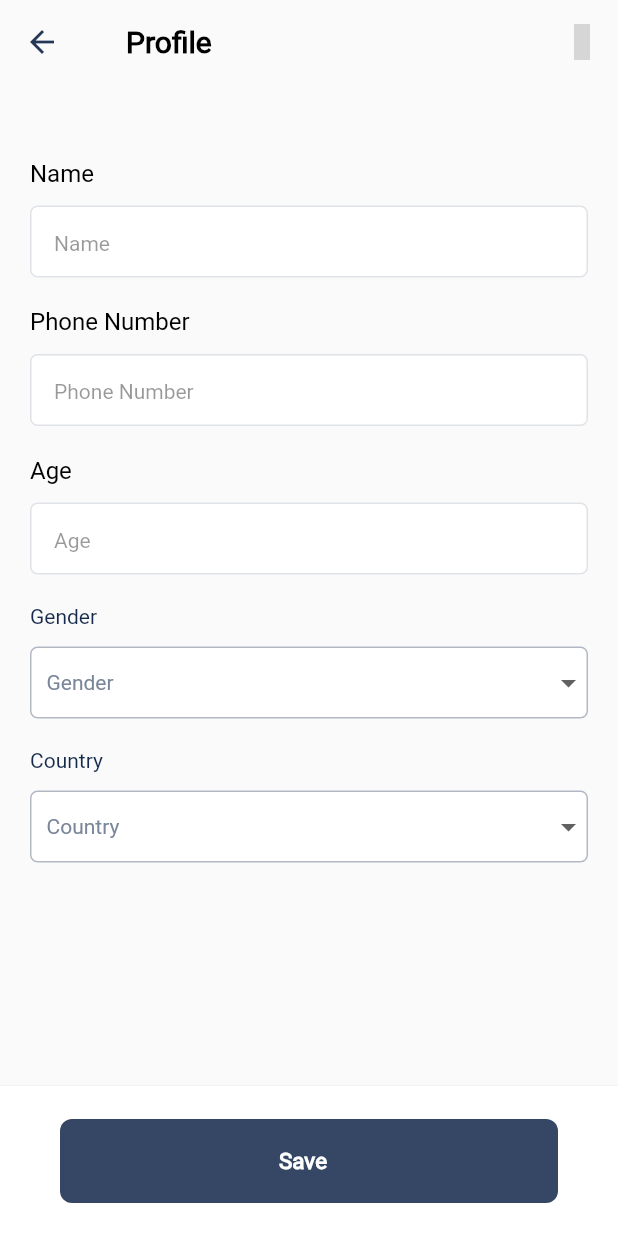
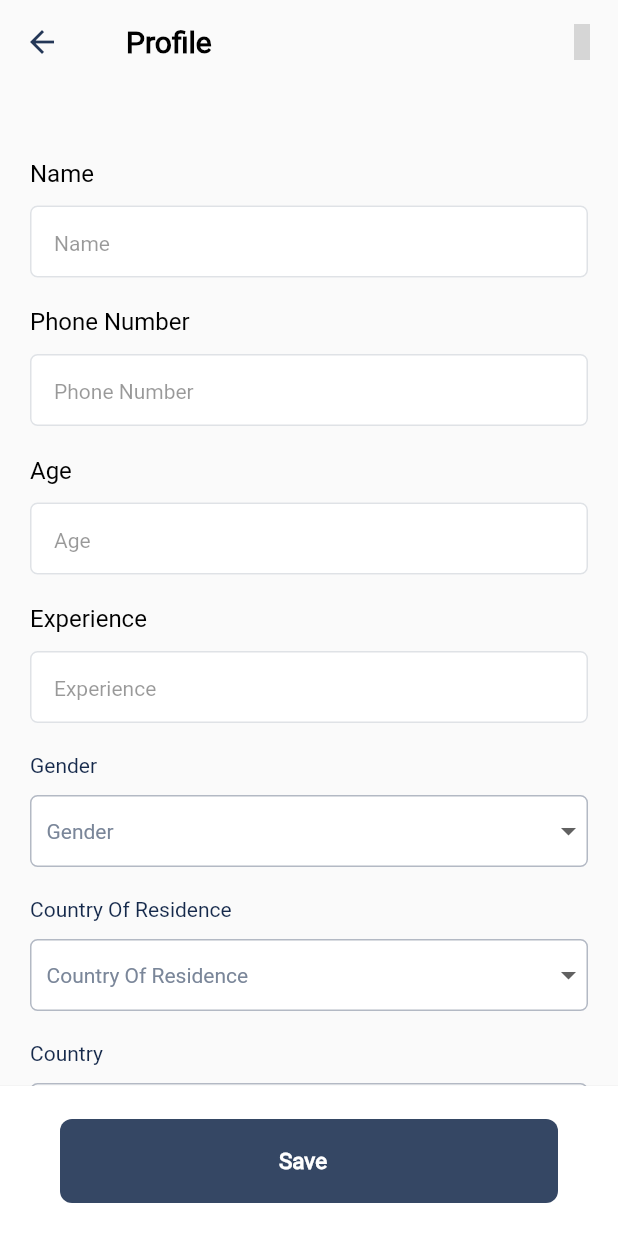
Before and after one commit to samaaahmedd/graduation_projectnew, a Flutter app: the ProfilePage screen opened directly with empty values, after a tap on an icon or button, on a phone screen of 412 x 824 dp. Run offline on Flutter 3.47's test engine with Material 2 defaults, Android fonts, the phone set to English and light mode, and no system bars; drawn by our look-alikes of dropdown_button2; our stand-ins replace carousel_slider, cloud_firestore, equatable, firebase_auth, firebase_core, firebase_storage and 5 more; accounts and stored records are empty; network calls fail; grey boxes are pictures that could not be loaded.

Commit message:
update profile

```diff
--- a/lib/app.dart
+++ b/lib/app.dart
@@ -1,6 +1,5 @@
 import 'package:flutter/material.dart';
 import 'package:flutter/services.dart';
-import 'package:with_you_app/ui/authentication/complete_register_page.dart';
 
 import 'ui/splash/splash_page.dart';
 
@@ -16,7 +15,6 @@ class TheApp extends StatelessWidget {
     return MaterialApp(
         theme: ThemeData(fontFamily: "Roboto"),
         debugShowCheckedModeBanner: false,
-        home: const CompleteRegisterPage(
-            email: 'email', name: 'name', password: 'password'));
+        home: const SplashPage());
   }
 }
--- a/lib/common/material/languages_drop_down.dart
+++ b/lib/common/material/languages_drop_down.dart
@@ -5,7 +5,16 @@ import 'package:with_you_app/common/material/text_styles.dart';
 import 'app_colors.dart';
 
 class LanguagesDropDown extends StatefulWidget {
-  const LanguagesDropDown({Key? key, required this.onchange}) : super(key: key);
+  final List<String> initialValues;
+  final bool isEnabled;
+  final String? label;
+  const LanguagesDropDown(
+      {Key? key,
+      required this.onchange,
+      required this.initialValues,
+      this.isEnabled = true,
+      this.label})
+      : super(key: key);
   final void Function(List<String>) onchange;
 
   @override
@@ -23,11 +32,50 @@ class _LanguagesDropDownState extends State<LanguagesDropDown> {
   ];
   List<String> selectedItems = [];
 
+  @override
+  void initState() {
+    selectedItems = widget.initialValues;
+    setState(() {});
+    super.initState();
+  }
+
   int progressIndex = 0;
 
   @override
   Widget build(BuildContext context) {
-    return Padding(
+    return Column(
+      crossAxisAlignment: CrossAxisAlignment.start,
+      children: [
+        Visibility(
+            visible: widget.label != null,
+            replacement: const SizedBox(),
+            child: Column(
+              children: [
+                Text(
+                  widget.label ?? "",
+                  style: TextStyles.medium(
+                    color: AppColors.neutral_800,
+                  ),
+                ),
+                const SizedBox(
+                  height: 12,
+                ),
+              ],
+            )),
+        Visibility(
+            visible: widget.isEnabled,
+            replacement: Container(
+              alignment: Alignment.centerLeft,
+              padding: const EdgeInsets.all(15),
+              decoration: BoxDecoration(
+                  color: Colors.white, borderRadius: BorderRadius.circular(8)),
+              child: Text(
+                selectedItems.map((e) => e).toString(),
+                style: TextStyles.regular(),
+                maxLines: 1,
+              ),
+            ),
+            child: Padding(
               padding: const EdgeInsets.symmetric(vertical: 5.0),
               child: DropdownButtonHideUnderline(
                 child: DropdownButton2(
@@ -122,7 +170,8 @@ class _LanguagesDropDownState extends State<LanguagesDropDown> {
                                         width: 5,
                                       ),
                                       const Icon(Icons.close,
-                                  size: 15, color: AppColors.neutral_300),
+                                          size: 15,
+                                          color: AppColors.neutral_300),
                                     ],
                                   ),
                                 ),
@@ -137,8 +186,8 @@ class _LanguagesDropDownState extends State<LanguagesDropDown> {
                     maxHeight: MediaQuery.of(context).size.height * .3,
                     elevation: 1,
                     scrollbarTheme: ScrollbarThemeData(
-              thumbColor:
-                  MaterialStateProperty.all<Color>(AppColors.primaryColor),
+                      thumbColor: MaterialStateProperty.all<Color>(
+                          AppColors.primaryColor),
                       thickness: MaterialStateProperty.all<double>(8),
                     ),
                     decoration: BoxDecoration(
@@ -159,6 +208,8 @@ class _LanguagesDropDownState extends State<LanguagesDropDown> {
                   ),
                 ),
               ),
+            )),
+      ],
     );
   }
 }
--- a/lib/domain/models/authentication/user_entity.dart
+++ b/lib/domain/models/authentication/user_entity.dart
@@ -1,6 +1,7 @@
+import 'package:equatable/equatable.dart';
 import 'package:with_you_app/common/firebase_keys/firebase_keys.dart';
 
-class UserEntity {
+class UserEntity extends Equatable {
   final String name;
   final String phoneNumber;
   final String age;
@@ -58,4 +59,25 @@ class UserEntity {
           .toList(),
     );
   }
+
+  @override
+  String toString() {
+    return 'UserEntity{name: $name, phoneNumber: $phoneNumber, age: $age, emailAddress: $emailAddress, password: $password, gender: $gender, country: $country, image: $image, languages: $languages, countryOfResidence: $countryOfResidence, experience: $experience}';
+  }
+
+  @override
+  // TODO: implement props
+  List<Object?> get props => [
+        age,
+        country,
+        countryOfResidence,
+        languages,
+        experience,
+        phoneNumber,
+        emailAddress,
+        password,
+        image,
+        name,
+        gender
+      ];
 }
--- a/lib/ui/more_page/profile_page/profile_page.dart
+++ b/lib/ui/more_page/profile_page/profile_page.dart
@@ -10,6 +10,7 @@ import 'package:with_you_app/common/material/app_snackbars.dart';
 import 'package:with_you_app/common/material/app_text_form_field.dart';
 import 'package:with_you_app/common/material/divider.dart';
 import 'package:with_you_app/common/material/drop_down_menu_single_select.dart';
+import 'package:with_you_app/common/material/languages_drop_down.dart';
 import 'package:with_you_app/common/material/network_image.dart';
 import 'package:with_you_app/common/material/text_styles.dart';
 import 'package:with_you_app/common/utils/navigation.dart';
@@ -32,10 +33,13 @@ class _ProfilePageState extends State<ProfilePage> {
   final TextEditingController _nameController = TextEditingController();
   final TextEditingController _phoneController = TextEditingController();
   final TextEditingController _ageController = TextEditingController();
-  String _gender = 'Male';
-  String _country = 'Egypt';
+  final TextEditingController _experienceController = TextEditingController();
+  String? _gender;
+  String? _country;
+  String? _countryOfResidence;
+  String _image = '';
+  List<String> _languages = [];
   bool _enableEdit = false;
-  String _image = '';
   bool _isLoading = false;
   @override
   void initState() {
@@ -45,6 +49,10 @@ class _ProfilePageState extends State<ProfilePage> {
     _gender = widget.userInfo.gender;
     _country = widget.userInfo.country;
     _image = widget.userInfo.image;
+    _languages = widget.userInfo.languages.map((e) => e).toList();
+    _experienceController.text = widget.userInfo.experience;
+    _countryOfResidence = widget.userInfo.countryOfResidence;
+    setState(() {});
     super.initState();
   }
 
@@ -120,7 +128,15 @@ class _ProfilePageState extends State<ProfilePage> {
                 maxLength: 3,
                 keyboardType: TextInputType.number,
               ),
-              SingleSelectDropDown(
+              AppTextFormField(
+                controller: _experienceController,
+                isEnabled: _enableEdit,
+                hint: "Experience",
+                label: "Experience",
+                maxLength: 3,
+                keyboardType: TextInputType.number,
+              ),
+              SingleSelectDropDown<String?>(
                 isEnabled: _enableEdit,
                 onChanged: (selectedItem) {
                   _gender = selectedItem ?? '';
@@ -133,7 +149,20 @@ class _ProfilePageState extends State<ProfilePage> {
                 value: _gender,
                 selectedText: _gender,
               ),
-              SingleSelectDropDown(
+              SingleSelectDropDown<String?>(
+                isEnabled: _enableEdit,
+                label: "Country Of Residence",
+                onChanged: (selectedItem) {
+                  _countryOfResidence = selectedItem ?? '';
+                  setState(() {});
+                },
+                itemsValues: countries,
+                showItems: countries,
+                hint: "Country Of Residence",
+                value: _countryOfResidence,
+                selectedText: _countryOfResidence,
+              ),
+              SingleSelectDropDown<String?>(
                 isEnabled: _enableEdit,
                 onChanged: (selectedItem) {
                   _country = selectedItem ?? '';
@@ -145,6 +174,14 @@ class _ProfilePageState extends State<ProfilePage> {
                 label: "Country",
                 value: _country,
                 selectedText: _country,
+              ),
+              LanguagesDropDown(
+                label: "Languages",
+                isEnabled: _enableEdit,
+                initialValues: _languages,
+                onchange: (languages) {
+                  _languages = languages;
+                },
               ),
               const SizedBox(
                 height: 25,
@@ -164,16 +201,28 @@ class _ProfilePageState extends State<ProfilePage> {
                 child: AppButtons.primaryButton(
                   text: "Save",
                   onPressed: () async {
+                    if (_formKey.currentState?.validate() ?? false) {
                       _isLoading = true;
                       setState(() {});
+                      if (_gender == null ||
+                          _country == null ||
+                          _countryOfResidence == null ||
+                          _languages.isEmpty) {
+                        AppSnackBars.hint(context,
+                            title:
+                                'Please Make Sure That , Gender Or Country Or Country Of Residence Or Languages arent empty');
+                      } else {
                         UserEntity user = UserEntity(
                             name: _nameController.text,
                             phoneNumber: _phoneController.text,
                             age: _ageController.text,
                             emailAddress: widget.userInfo.emailAddress,
                             password: widget.userInfo.password,
-                        gender: _gender,
-                        country: _country);
+                            gender: _gender ?? '',
+                            countryOfResidence: _countryOfResidence ?? '',
+                            experience: _experienceController.text,
+                            languages: _languages,
+                            country: _country ?? '');
                         final result =
                             await _setUserDataUseCase.execute(context, user);
                         if (result) {
@@ -181,8 +230,10 @@ class _ProfilePageState extends State<ProfilePage> {
                           AppSnackBars.success(context,
                               title: 'Profile Updated Successfully');
                         }
+                      }
                       _isLoading = false;
                       setState(() {});
+                    }
                   },
                   isLoading: _isLoading,
                 ),
```
Also changed, not shown: lib/ui/authentication/complete_register_page.dart (+11 -9 lines). Lines whose indentation alone changed are shown as unchanged.
